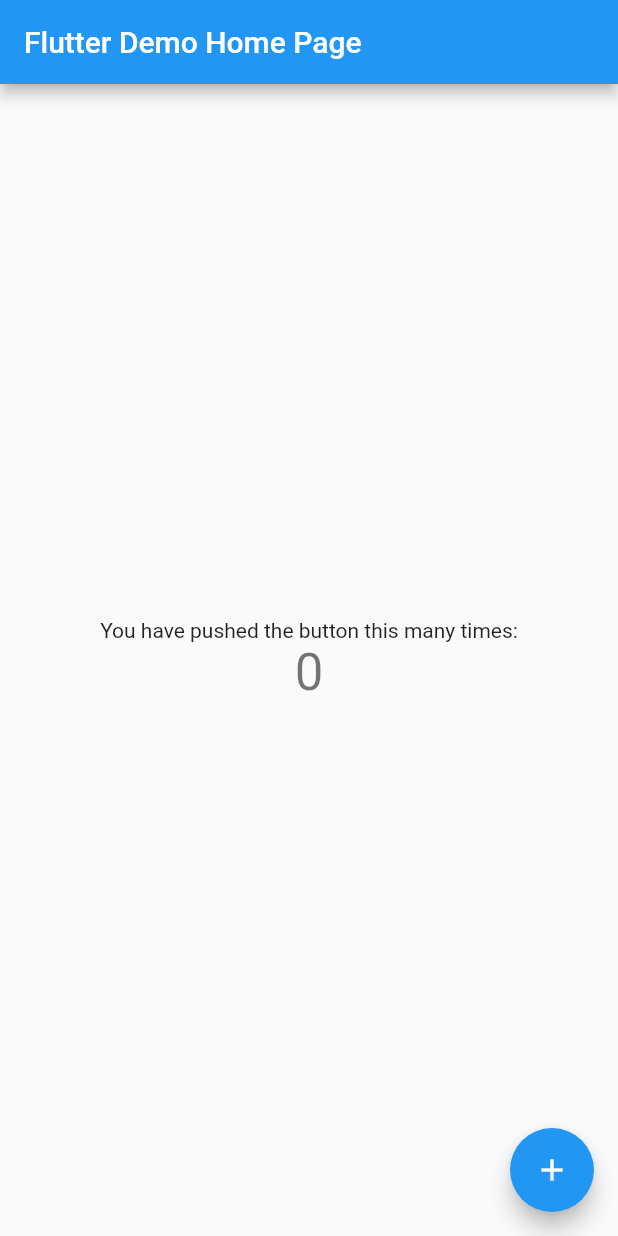
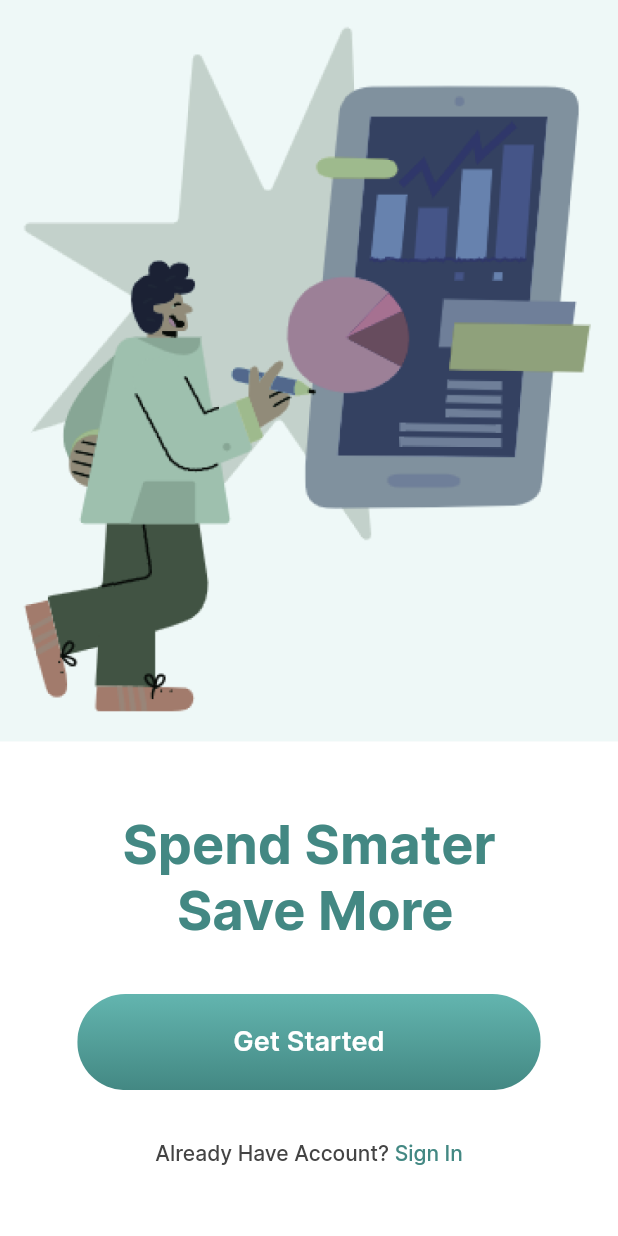
Before and after one commit to thak1996/flutter_financy_app, a Flutter app: the screen it shows after launch, on a phone screen of 412 x 824 dp. Run offline on Flutter 3.47's test engine with Material 2 defaults, Android fonts, the light colour scheme and no system bars.

Commit message:
fonts, splash + onboarding

```diff
--- /dev/null
+++ b/lib/app.dart
@@ -0,0 +1,14 @@
+import 'package:flutter/material.dart';
+import 'package:flutter_financy_app/features/onboarding/onboarding.dart';
+
+class App extends StatelessWidget {
+  const App({super.key});
+
+  @override
+  Widget build(BuildContext context) {
+    return const MaterialApp(
+      debugShowCheckedModeBanner: false,
+      home: OnBoardingPage(),
+    );
+  }
+}
--- /dev/null
+++ b/lib/common/constants/app_colors.dart
@@ -0,0 +1,22 @@
+import 'dart:ui';
+
+class AppColors {
+  AppColors._();
+
+  static const Color white = Color(0xFFFFFFFF);
+  static const Color black = Color(0xFF000000);
+
+  static const Color greelightOne = Color(0xFF63B5AF);
+  static const Color greelightTwo = Color(0xFF438883);
+  static const Color iceWhite = Color(0xFFEEF8F7);
+  static const Color grey = Color(0xFF444444);
+
+  static const List<Color> greenGradiente = [
+    Color(0xFF63B5AF),
+    Color(0xFF438883),
+  ];
+  static const List<Color> greyGradiente = [
+    Color(0xFFB5B5B5),
+    Color(0xFF7F7F7F),
+  ];
+}
--- /dev/null
+++ b/lib/common/constants/app_text_styles.dart
@@ -0,0 +1,26 @@
+import 'package:flutter/material.dart';
+
+class AppTextStyles {
+  AppTextStyles._();
+
+  static const TextStyle bigText = TextStyle(
+    fontSize: 50,
+    fontWeight: FontWeight.w700,
+    fontFamily: 'Inter',
+  );
+  static const TextStyle mediumText = TextStyle(
+    fontSize: 36,
+    fontWeight: FontWeight.w700,
+    fontFamily: 'Inter',
+  );
+  static const TextStyle mediumText18 = TextStyle(
+    fontSize: 18,
+    fontWeight: FontWeight.w600,
+    fontFamily: 'Inter',
+  );
+  static const TextStyle smallText = TextStyle(
+    fontSize: 14,
+    fontWeight: FontWeight.w500,
+    fontFamily: 'Inter',
+  );
+}
--- /dev/null
+++ b/lib/common/widgets/primary_button.dart
@@ -0,0 +1,45 @@
+import 'package:flutter/material.dart';
+import 'package:flutter_financy_app/common/constants/app_colors.dart';
+import 'package:flutter_financy_app/common/constants/app_text_styles.dart';
+
+class PrimaryButton extends StatelessWidget {
+  PrimaryButton({
+    Key? key,
+    this.onPressed,
+    required this.text,
+  }) : super(key: key);
+  final BorderRadius _borderRadius = BorderRadius.circular(40);
+  final VoidCallback? onPressed;
+  final String text;
+
+  @override
+  Widget build(BuildContext context) {
+    return Material(
+      borderRadius: _borderRadius,
+      child: Ink(
+        height: 64,
+        width: MediaQuery.of(context).size.width * .75,
+        decoration: BoxDecoration(
+          borderRadius: _borderRadius,
+          gradient: LinearGradient(
+            begin: Alignment.topCenter,
+            end: Alignment.bottomCenter,
+            colors: onPressed != null
+                ? AppColors.greenGradiente
+                : AppColors.greyGradiente,
+          ),
+        ),
+        child: InkWell(
+          borderRadius: _borderRadius,
+          onTap: onPressed,
+          child: Align(
+            child: Text(
+              text,
+              style: AppTextStyles.mediumText18.apply(color: AppColors.white),
+            ),
+          ),
+        ),
+      ),
+    );
+  }
+}
--- /dev/null
+++ b/lib/features/onboarding/onboarding.dart
@@ -0,0 +1,81 @@
+import 'package:flutter_financy_app/common/constants/app_colors.dart';
+import 'package:flutter_financy_app/common/constants/app_text_styles.dart';
+import 'package:flutter_financy_app/common/widgets/primary_button.dart';
+import 'package:flutter/material.dart';
+
+class OnBoardingPage extends StatelessWidget {
+  const OnBoardingPage({super.key});
+
+  @override
+  Widget build(BuildContext context) {
+    return Scaffold(
+      body: Column(
+        children: [
+          _imageOnboarding(context),
+          _infosOnboarding(context),
+        ],
+      ),
+    );
+  }
+}
+
+Container _imageOnboarding(BuildContext context) {
+  return Container(
+    height: MediaQuery.of(context).size.height * .6,
+    width: double.infinity,
+    color: AppColors.iceWhite,
+    padding: const EdgeInsets.all(6),
+    child: Image.asset('assets/images/BrazucaBrowsing.png'),
+  );
+}
+
+Container _infosOnboarding(BuildContext context) {
+  return Container(
+    height: MediaQuery.of(context).size.height * .4,
+    width: double.infinity,
+    padding: const EdgeInsets.symmetric(horizontal: 20, vertical: 30),
+    color: AppColors.white,
+    child: Column(
+      mainAxisAlignment: MainAxisAlignment.spaceAround,
+      children: [
+        _textTitle(),
+        PrimaryButton(
+          text: 'Get Started',
+          onPressed: () {},
+        ),
+        _textNewAccount(),
+      ],
+    ),
+  );
+}
+
+Text _textTitle() {
+  return Text(
+    textAlign: TextAlign.center,
+    'Spend Smater \n Save More',
+    style: AppTextStyles.mediumText.apply(
+      color: AppColors.greelightTwo,
+    ),
+  );
+}
+
+_textNewAccount() {
+  return RichText(
+    text: TextSpan(
+      children: [
+        TextSpan(
+          text: 'Already Have Account? ',
+          style: AppTextStyles.smallText.apply(
+            color: AppColors.grey,
+          ),
+        ),
+        TextSpan(
+          text: 'Sign In',
+          style: AppTextStyles.smallText.apply(
+            color: AppColors.greelightTwo,
+          ),
+        ),
+      ],
+    ),
+  );
+}
--- /dev/null
+++ b/lib/features/splash/splash_page.dart
@@ -0,0 +1,27 @@
+import 'package:flutter/material.dart';
+import 'package:flutter_financy_app/common/constants/app_colors.dart';
+import 'package:flutter_financy_app/common/constants/app_text_styles.dart';
+
+class SplashPage extends StatelessWidget {
+  const SplashPage({super.key});
+
+  @override
+  Widget build(BuildContext context) {
+    return Scaffold(
+      body: Container(
+        alignment: Alignment.center,
+        decoration: const BoxDecoration(
+          gradient: LinearGradient(
+            begin: Alignment.topCenter,
+            end: Alignment.bottomCenter,
+            colors: AppColors.greenGradiente,
+          ),
+        ),
+        child: Text(
+          'Financy',
+          style: AppTextStyles.bigText.apply(color: AppColors.white),
+        ),
+      ),
+    );
+  }
+}
--- a/lib/main.dart
+++ b/lib/main.dart
@@ -1,115 +1,4 @@
 import 'package:flutter/material.dart';
+import 'package:flutter_financy_app/app.dart';
 
-void main() {
-  runApp(const MyApp());
-}
-
-class MyApp extends StatelessWidget {
-  const MyApp({super.key});
-
-  // This widget is the root of your application.
-  @override
-  Widget build(BuildContext context) {
-    return MaterialApp(
-      title: 'Flutter Demo',
-      theme: ThemeData(
-        // This is the theme of your application.
-        //
-        // Try running your application with "flutter run". You'll see the
-        // application has a blue toolbar. Then, without quitting the app, try
-        // changing the primarySwatch below to Colors.green and then invoke
-        // "hot reload" (press "r" in the console where you ran "flutter run",
-        // or simply save your changes to "hot reload" in a Flutter IDE).
-        // Notice that the counter didn't reset back to zero; the application
-        // is not restarted.
-        primarySwatch: Colors.blue,
-      ),
-      home: const MyHomePage(title: 'Flutter Demo Home Page'),
-    );
-  }
-}
-
-class MyHomePage extends StatefulWidget {
-  const MyHomePage({super.key, required this.title});
-
-  // This widget is the home page of your application. It is stateful, meaning
-  // that it has a State object (defined below) that contains fields that affect
-  // how it looks.
-
-  // This class is the configuration for the state. It holds the values (in this
-  // case the title) provided by the parent (in this case the App widget) and
-  // used by the build method of the State. Fields in a Widget subclass are
-  // always marked "final".
-
-  final String title;
-
-  @override
-  State<MyHomePage> createState() => _MyHomePageState();
-}
-
-class _MyHomePageState extends State<MyHomePage> {
-  int _counter = 0;
-
-  void _incrementCounter() {
-    setState(() {
-      // This call to setState tells the Flutter framework that something has
-      // changed in this State, which causes it to rerun the build method below
-      // so that the display can reflect the updated values. If we changed
-      // _counter without calling setState(), then the build method would not be
-      // called again, and so nothing would appear to happen.
-      _counter++;
-    });
-  }
-
-  @override
-  Widget build(BuildContext context) {
-    // This method is rerun every time setState is called, for instance as done
-    // by the _incrementCounter method above.
-    //
-    // The Flutter framework has been optimized to make rerunning build methods
-    // fast, so that you can just rebuild anything that needs updating rather
-    // than having to individually change instances of widgets.
-    return Scaffold(
-      appBar: AppBar(
-        // Here we take the value from the MyHomePage object that was created by
-        // the App.build method, and use it to set our appbar title.
-        title: Text(widget.title),
-      ),
-      body: Center(
-        // Center is a layout widget. It takes a single child and positions it
-        // in the middle of the parent.
-        child: Column(
-          // Column is also a layout widget. It takes a list of children and
-          // arranges them vertically. By default, it sizes itself to fit its
-          // children horizontally, and tries to be as tall as its parent.
-          //
-          // Invoke "debug painting" (press "p" in the console, choose the
-          // "Toggle Debug Paint" action from the Flutter Inspector in Android
-          // Studio, or the "Toggle Debug Paint" command in Visual Studio Code)
-          // to see the wireframe for each widget.
-          //
-          // Column has various properties to control how it sizes itself and
-          // how it positions its children. Here we use mainAxisAlignment to
-          // center the children vertically; the main axis here is the vertical
-          // axis because Columns are vertical (the cross axis would be
-          // horizontal).
-          mainAxisAlignment: MainAxisAlignment.center,
-          children: <Widget>[
-            const Text(
-              'You have pushed the button this many times:',
-            ),
-            Text(
-              '$_counter',
-              style: Theme.of(context).textTheme.headline4,
-            ),
-          ],
-        ),
-      ),
-      floatingActionButton: FloatingActionButton(
-        onPressed: _incrementCounter,
-        tooltip: 'Increment',
-        child: const Icon(Icons.add),
-      ), // This trailing comma makes auto-formatting nicer for build methods.
-    );
-  }
-}
+void main() => runApp(const App());
```
Also changed, not shown: pubspec.yaml (+21 -15 lines), assets/fonts/Inter-Black.ttf (added), assets/fonts/Inter-Bold.ttf (added), assets/fonts/Inter-ExtraBold.ttf (added), assets/fonts/Inter-ExtraLight.ttf (added), assets/fonts/Inter-Light.ttf (added), assets/fonts/Inter-Medium.ttf (added), assets/fonts/Inter-Regular.ttf (added), assets/fonts/Inter-SemiBold.ttf (added), assets/images/BrazucaBrowsing.png (added), 1 other file.
